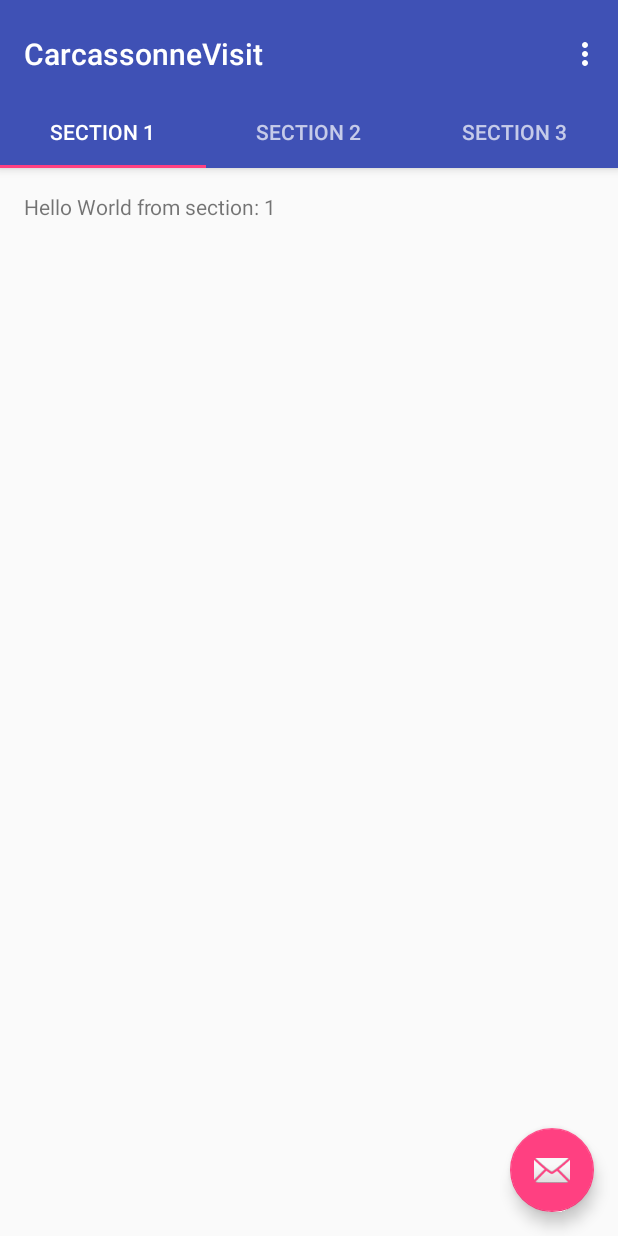
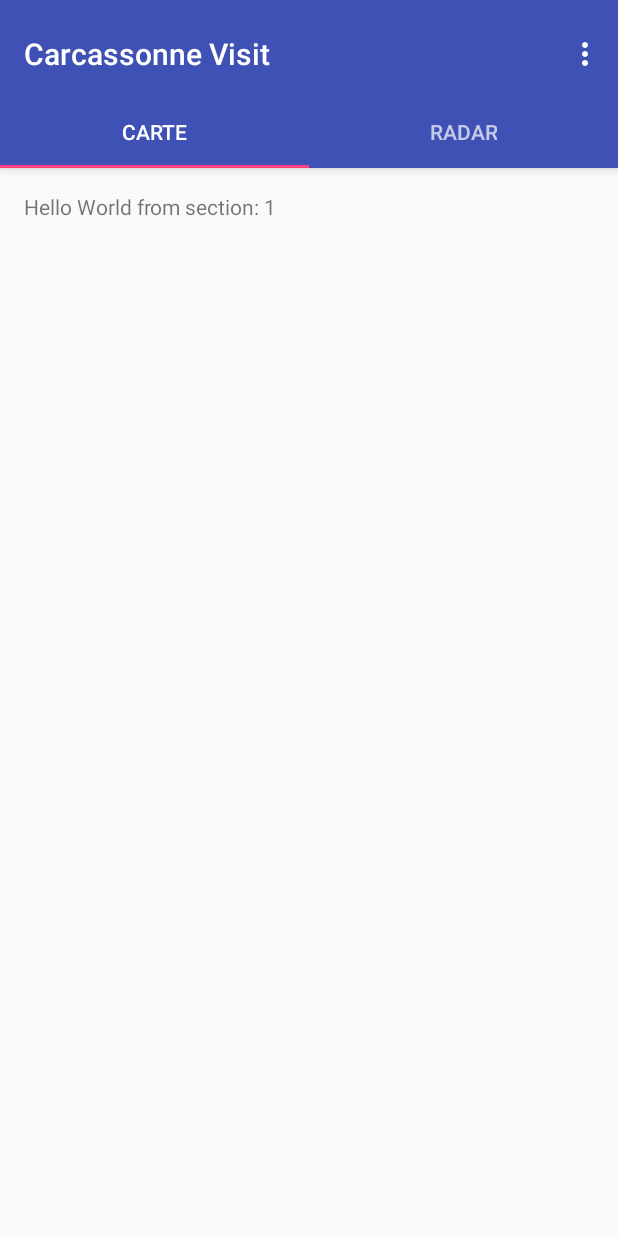
Before and after one commit to ArthurJamelot/CarcassonneVisit, an Android app: the screen it shows after launch (MainActivity), on a phone screen of 412 x 824 dp. Run offline under Robolectric (Android 15) with nearby library versions, the phone set to English and light mode, and no system bars.

Commit message:
Change labels, remove fab button

```diff
--- a/CarcassonneVisit/app/src/main/java/polytech/carcassonnevisit/MainActivity.java
+++ b/CarcassonneVisit/app/src/main/java/polytech/carcassonnevisit/MainActivity.java
@@ -53,15 +53,6 @@ public class MainActivity extends AppCompatActivity {
 
         TabLayout tabLayout = (TabLayout) findViewById(R.id.tabs);
         tabLayout.setupWithViewPager(mViewPager);
-
-        FloatingActionButton fab = (FloatingActionButton) findViewById(R.id.fab);
-        fab.setOnClickListener(new View.OnClickListener() {
-            @Override
-            public void onClick(View view) {
-                Snackbar.make(view, "Replace with your own action", Snackbar.LENGTH_LONG)
-                        .setAction("Action", null).show();
-            }
-        });
 
     }
 
@@ -123,10 +114,6 @@ public class MainActivity extends AppCompatActivity {
         }
     }
 
-    /**
-     * A {@link FragmentPagerAdapter} that returns a fragment corresponding to
-     * one of the sections/tabs/pages.
-     */
     public class SectionsPagerAdapter extends FragmentPagerAdapter {
 
         public SectionsPagerAdapter(FragmentManager fm) {
@@ -142,19 +129,16 @@ public class MainActivity extends AppCompatActivity {
 
         @Override
         public int getCount() {
-            // Show 3 total pages.
-            return 3;
+            return 2;
         }
 
         @Override
         public CharSequence getPageTitle(int position) {
             switch (position) {
                 case 0:
-                    return "SECTION 1";
+                    return getString(R.string.tabMap);
                 case 1:
-                    return "SECTION 2";
-                case 2:
-                    return "SECTION 3";
+                    return getString(R.string.tabRadar);
             }
             return null;
         }
--- a/CarcassonneVisit/app/src/main/res/layout/activity_main.xml
+++ b/CarcassonneVisit/app/src/main/res/layout/activity_main.xml
@@ -38,12 +38,4 @@
         android:layout_height="match_parent"
         app:layout_behavior="@string/appbar_scrolling_view_behavior" />
 
-    <android.support.design.widget.FloatingActionButton
-        android:id="@+id/fab"
-        android:layout_width="wrap_content"
-        android:layout_height="wrap_content"
-        android:layout_gravity="end|bottom"
-        android:layout_margin="@dimen/fab_margin"
-        android:src="@android:drawable/ic_dialog_email" />
-
 </android.support.design.widget.CoordinatorLayout>
--- a/CarcassonneVisit/app/src/main/res/values/strings.xml
+++ b/CarcassonneVisit/app/src/main/res/values/strings.xml
@@ -1,5 +1,7 @@
 <resources>
-    <string name="app_name">CarcassonneVisit</string>
+    <string name="app_name">Carcassonne Visit</string>
     <string name="action_settings">Settings</string>
     <string name="section_format">Hello World from section: %1$d</string>
+    <string name="tabMap">Carte</string>
+    <string name="tabRadar">Radar</string>
 </resources>
```
